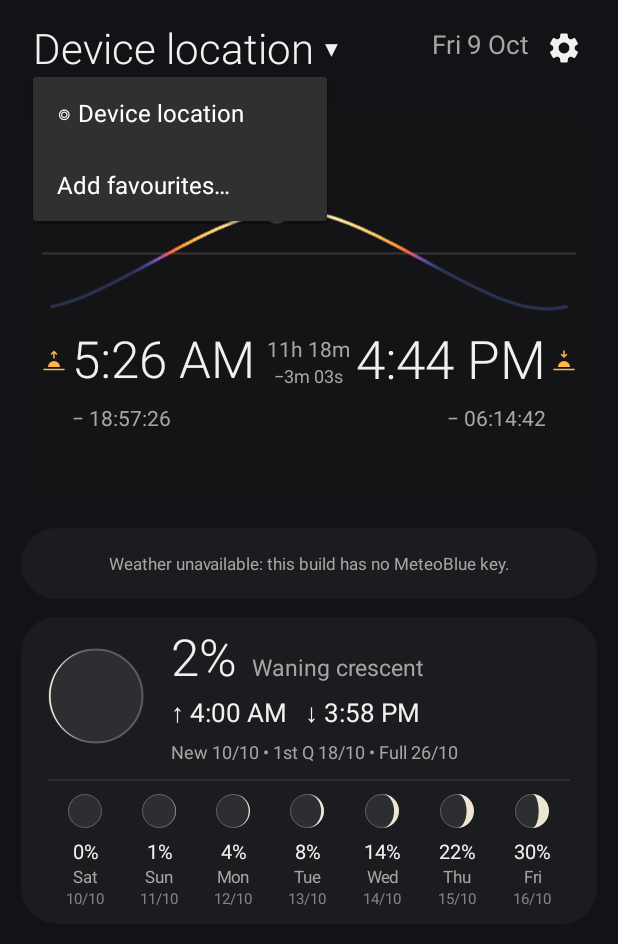
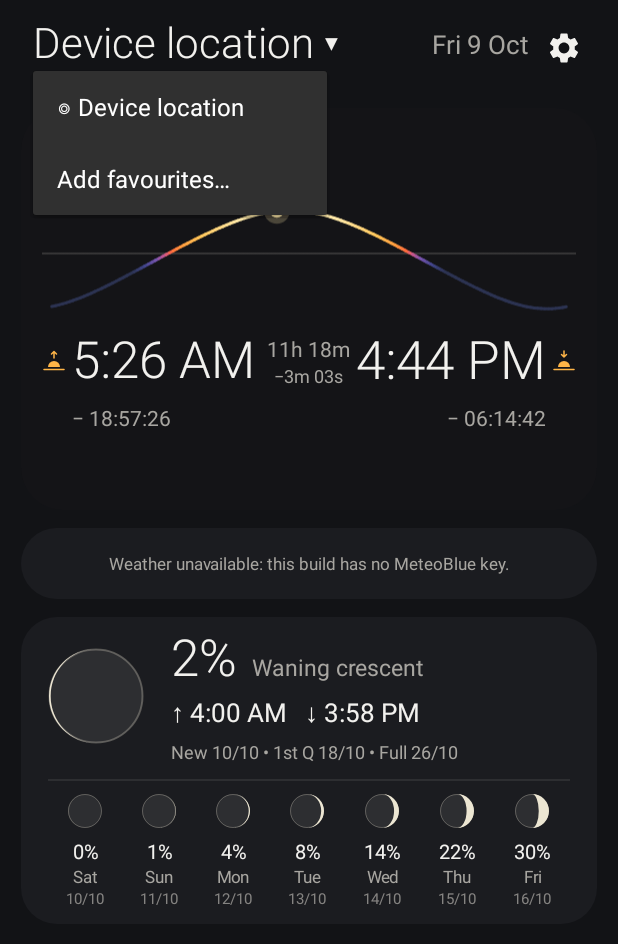
Before and after one commit to dermatoid-collab/SUNW-RM, an Android app: the screen it shows after launch (MainActivity), after a tap on an icon or button, on a phone screen of 412 x 824 dp. Shown: the top 944 px of the screen. Run offline under Robolectric (Android 15) with nearby library versions, the phone set to English and light mode, and no system bars.

Commit message:
Main page header: place name 4 dp higher, visually level with the cog
Co-Authored-By: Claude Opus 5.5 <noreply@anthropic.com>
Claude-Session: https://claude.ai/code/session_019kaKQp8xHZEEY8T33MLszN

```diff
--- a/app/src/main/res/layout/activity_main.xml
+++ b/app/src/main/res/layout/activity_main.xml
@@ -31,7 +31,8 @@
                 android:ellipsize="end"
                 android:fontFamily="sans-serif-light"
                 android:maxLines="1"
-                android:textSize="28sp" />
+                android:textSize="28sp"
+                android:translationY="-4dp" />
 
             <TextView
                 android:id="@+id/date"
@@ -46,8 +47,9 @@
                 android:translationY="-3dp" />
 
             <!-- Place, date (right-aligned beside the button) and the button share the
-                 vertical centre line; the date sits 3 dp higher so it lines up visually with
-                 the cog (the text box has more room below the letters than above). -->
+                 vertical centre line; place and date sit a little higher (4 and 3 dp) so they
+                 line up visually with the cog (a text box has more room below the letters
+                 than above). -->
             <ImageButton
                 android:id="@+id/settings"
                 android:layout_width="48dp"
```
